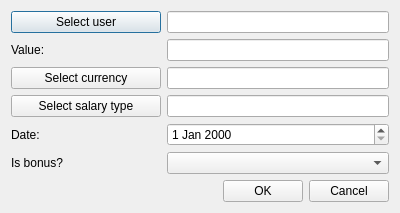
This is OrmasAdmin/OrmasAdmin/CreateSlrDlg.ui in Dalerjon/TheOrmasProejct as Qt 5 draws it before an edit. The edited form follows.
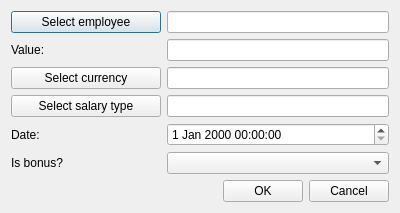
This is the edited form.

The edit to the form file:
```diff
--- a/OrmasAdmin/OrmasAdmin/CreateSlrDlg.ui
+++ b/OrmasAdmin/OrmasAdmin/CreateSlrDlg.ui
@@ -39,9 +39,6 @@
      </property>
     </widget>
    </item>
-   <item row="12" column="2">
-    <widget class="QDateEdit" name="dateEdit"/>
-   </item>
    <item row="12" column="1">
     <widget class="QLabel" name="dateLb">
      <property name="text">
@@ -65,7 +62,7 @@
       </size>
      </property>
      <property name="text">
-      <string>Select user</string>
+      <string>Select employee</string>
      </property>
     </widget>
    </item>
@@ -148,6 +145,9 @@
    <item row="13" column="2">
     <widget class="QComboBox" name="bonusCmb"/>
    </item>
+   <item row="12" column="2">
+    <widget class="QDateTimeEdit" name="dateEdit"/>
+   </item>
   </layout>
  </widget>
  <tabstops>
```
Left out of the diff: 11 changed lines with no effect on the pictures.
